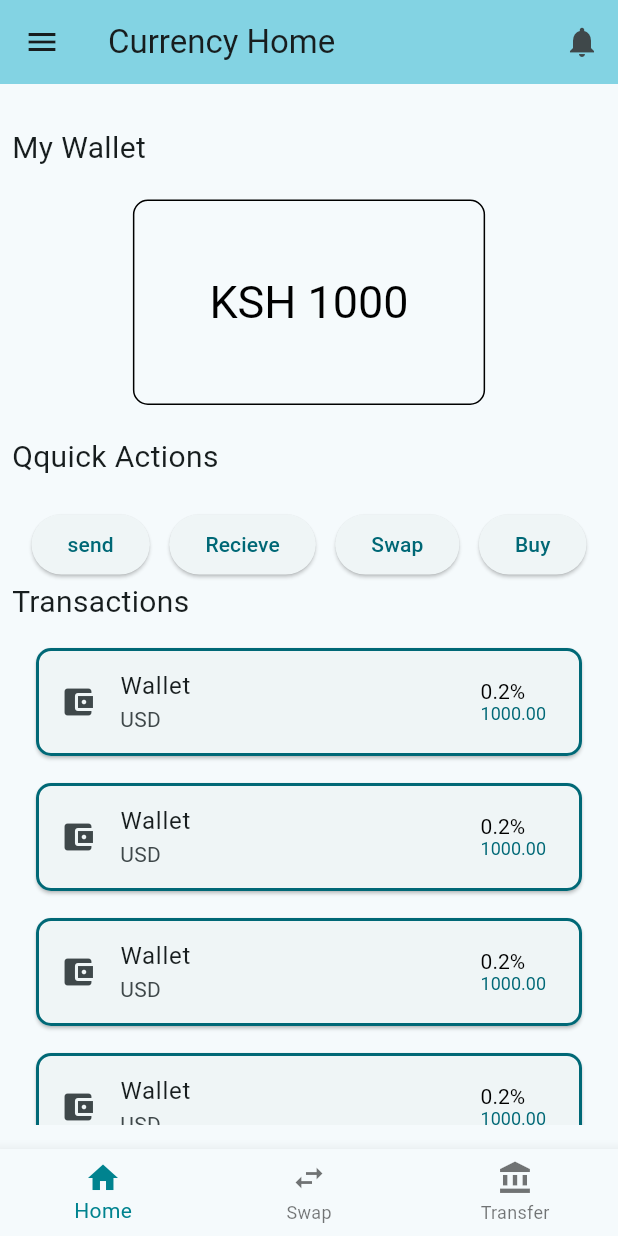
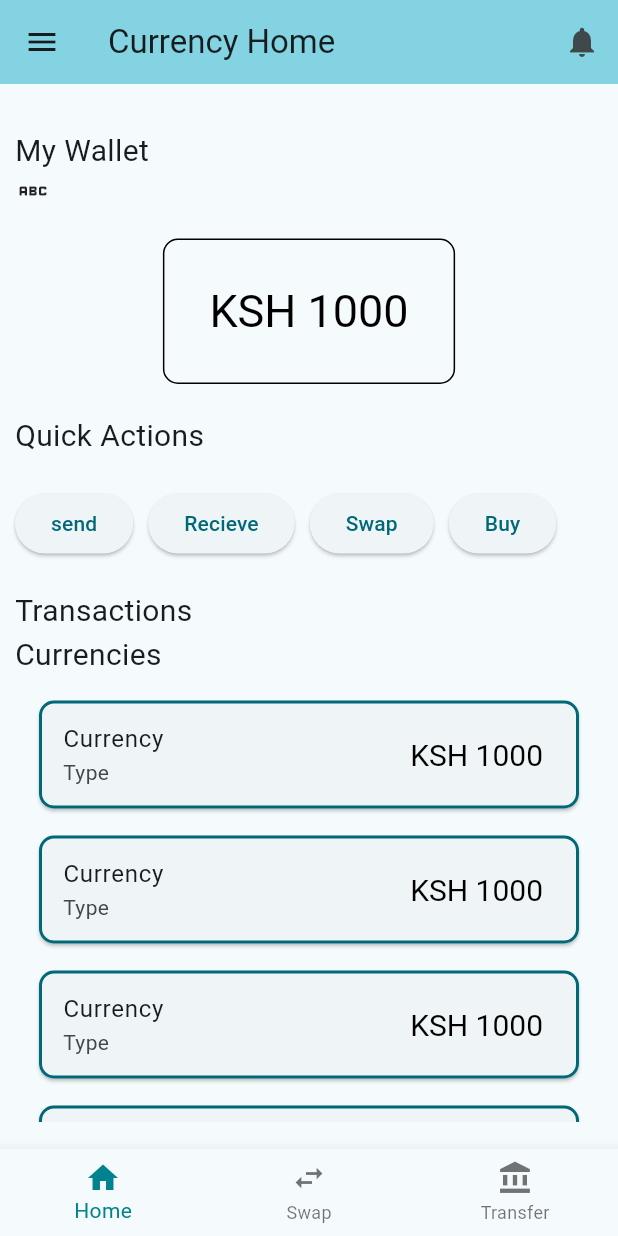
Before and after one commit to lavyne-owiti/currency_exchange, a Flutter app: the screen it shows after launch, on a phone screen of 412 x 824 dp. Run offline on Flutter 3.47's test engine with Material 3 defaults, Android fonts, the phone set to English and light mode, and no system bars; our stand-ins replace dio; network calls fail.

Commit message:
feat:currency exchange

```diff
--- a/lib/feature/currency_trade/presentation/screens/home_screen.dart
+++ b/lib/feature/currency_trade/presentation/screens/home_screen.dart
@@ -1,3 +1,7 @@
+import 'dart:developer';
+
+import 'package:currency_exchange_app/feature/currency_trade/data/remote_datasource.dart';
+import 'package:currency_exchange_app/feature/currency_trade/presentation/widgets/currency_widget.dart';
 import 'package:currency_exchange_app/feature/currency_trade/presentation/widgets/transactions_widget.dart';
 import 'package:flutter/material.dart';
 
@@ -9,12 +13,39 @@ class HomeScreen extends StatefulWidget {
 }
 
 class _HomeScreenState extends State<HomeScreen> {
+  List<String> currencies = [];
+  CurrencyService currencyService = CurrencyService();
+
+  Future<void> _fetchCurrencies() async {
+    try {
+      List<String> result = await currencyService.fetchCurrencies();
+      setState(() {
+        currencies = result;
+      });
+    } catch (error) {
+      print('Error fetching currencies: $error');
+    }
+  }
+
+  @override
+  void initState() {
+    _fetchCurrencies();
+    print('this currencies $currencies');
+    //  currencyService.fetchCurrencies.then((value) {
+    //     setState(() {
+    //       currencies = value;
+    //     });
+    //   });
+    super.initState();
+  }
+
   @override
   Widget build(BuildContext context) {
     return Scaffold(
       body: Padding(
-        padding: const EdgeInsets.all(8.0),
+        padding: const EdgeInsets.all(10),
         child: Column(
+          // mainAxisSize: MainAxisSize.min,
           crossAxisAlignment: CrossAxisAlignment.start,
           children: [
             SizedBox(height: 20),
@@ -22,10 +53,17 @@ class _HomeScreenState extends State<HomeScreen> {
               'My Wallet',
               style: TextStyle(fontSize: 20),
             ),
+            GestureDetector(
+              onTap: () {
+                _fetchCurrencies();
+                log('this currencies $currencies');
+              },
+              child: Icon(Icons.abc),
+            ),
             SizedBox(height: 20),
             Center(
               child: Container(
-                padding: EdgeInsets.all(50),
+                padding: EdgeInsets.all(30),
                 decoration: BoxDecoration(
                   border: Border.all(color: Colors.black),
                   borderRadius: BorderRadius.circular(10),
@@ -51,11 +89,13 @@ class _HomeScreenState extends State<HomeScreen> {
             ),
             SizedBox(height: 20),
             Text(
-              'Qquick Actions',
+              'Quick Actions',
               style: TextStyle(fontSize: 20),
             ),
             SizedBox(height: 20),
-            Row(
+            SingleChildScrollView(
+              scrollDirection: Axis.horizontal,
+              child: Row(
                 mainAxisAlignment: MainAxisAlignment.spaceEvenly,
                 children: [
                   ElevatedButton(
@@ -64,18 +104,21 @@ class _HomeScreenState extends State<HomeScreen> {
                     },
                     child: Text('send'),
                   ),
+                  SizedBox(width: 10),
                   ElevatedButton(
                     onPressed: () {
                       // Handle button press
                     },
                     child: Text('Recieve'),
                   ),
+                  SizedBox(width: 10),
                   ElevatedButton(
                     onPressed: () {
                       // Handle button press
                     },
                     child: Text('Swap'),
                   ),
+                  SizedBox(width: 10),
                   ElevatedButton(
                     onPressed: () {
                       // Handle button press
@@ -84,8 +127,12 @@ class _HomeScreenState extends State<HomeScreen> {
                   ),
                 ],
               ),
+            ),
+            SizedBox(height: 20),
             Text('Transactions', style: TextStyle(fontSize: 20)),
-            Expanded(child: TransactionWidget())
+            // Expanded(child: TransactionWidget()),
+            Text('Currencies', style: TextStyle(fontSize: 20)),
+            Expanded(child: CurrencyWidget()),
           ],
         ),
       ),
--- /dev/null
+++ b/lib/feature/currency_trade/presentation/widgets/currency_widget.dart
@@ -0,0 +1,80 @@
+import 'dart:developer';
+
+import 'package:currency_exchange_app/feature/currency_trade/data/remote_datasource.dart';
+import 'package:flutter/material.dart';
+
+class CurrencyWidget extends StatefulWidget {
+  const CurrencyWidget({super.key});
+
+  @override
+  State<CurrencyWidget> createState() => _CurrencyWidgetState();
+}
+
+class _CurrencyWidgetState extends State<CurrencyWidget> {
+  List<String> currencies = [];
+  CurrencyService currencyService = CurrencyService();
+
+  Future<void> _fetchCurrencies() async {
+    try {
+      List<String> result = await currencyService.fetchCurrencies();
+      setState(() {
+        currencies = result;
+      });
+       log('Fetched currencies: $currencies');
+    } catch (error) {
+      print('Error fetching currencies: $error');
+    }
+  }
+
+  @override
+  void initState() {
+    _fetchCurrencies();
+    log('this currencies $currencies');
+    super.initState();
+  }
+
+  @override
+  Widget build(BuildContext context) {
+    return Scaffold(
+      body: Padding(
+          padding: const EdgeInsets.all(8.0),
+          child: ListView.separated(
+            shrinkWrap: true,
+            separatorBuilder: (_, __) => const SizedBox(height: 10),
+            padding: const EdgeInsets.all(4.0),
+            itemCount: 10,
+            itemBuilder: (BuildContext context, int index) {
+              return Card(
+                  shape: RoundedRectangleBorder(
+                    borderRadius: BorderRadius.circular(10.0),
+                    side: BorderSide(
+                      color: Theme.of(context).colorScheme.primary,
+                      width: 2.0,
+                    ),
+                  ),
+                  child: ListTile(
+                    title: Text('Currency'),
+                    subtitle: Text('Type'),
+                    trailing: RichText(
+                        text: TextSpan(
+                      text: 'KSH',
+                      style: TextStyle(
+                        fontSize: 20,
+                        color: Colors.black,
+                      ),
+                      children: <TextSpan>[
+                        TextSpan(
+                          text: ' 1000',
+                          style: TextStyle(
+                            fontSize: 20,
+                            color: Colors.black,
+                          ),
+                        ),
+                      ],
+                    )),
+                  ));
+            },
+          )),
+    );
+  }
+}
--- a/lib/feature/currency_trade/presentation/widgets/transactions_widget.dart
+++ b/lib/feature/currency_trade/presentation/widgets/transactions_widget.dart
@@ -14,9 +14,11 @@ class _TransactionWidgetState extends State<TransactionWidget> {
       body: Padding(
           padding: const EdgeInsets.all(8.0),
           child: ListView.separated(
+            shrinkWrap: true,
+            scrollDirection: Axis.horizontal,
             separatorBuilder: (_, __) => const SizedBox(height: 10),
             padding: const EdgeInsets.all(4.0),
-            itemCount: 14,
+            itemCount: 10,
             itemBuilder: (BuildContext context, int index) {
               return Card(
                 shape: RoundedRectangleBorder(
@@ -26,26 +28,33 @@ class _TransactionWidgetState extends State<TransactionWidget> {
                     width: 2.0,
                   ),
                 ),
-                child: ListTile(
-                  leading: const Icon(Icons.account_balance_wallet),
-                  title: const Text('Wallet'),
-                  subtitle: const Text('USD'),
-                  trailing: RichText(
-                      text: TextSpan(
-                          text: '0.2%\n',
-                          style: TextStyle(color: Colors.black),
-                          children: [
-                        TextSpan(
-                          text: '1000.00',
-                          style: TextStyle(
-                            color: Theme.of(context).colorScheme.primary,
-                            fontSize: 12,
-                          ),
-                        ),
-                      ])),
-                  onTap: () {
-                    // Handle wallet tap
-                  },
+                child: Padding(
+                  padding: const EdgeInsets.all(15),
+                  child: Column(
+                    mainAxisSize: MainAxisSize.min,
+                    crossAxisAlignment: CrossAxisAlignment.start,
+                    children: [
+                      Text('Wallet'),
+                      const SizedBox(height: 5),
+                      Row(
+                        mainAxisAlignment: MainAxisAlignment.spaceBetween,
+                        children: [
+                          Text('USD'),
+                          SizedBox(width: 25),
+                          Text('1000.00')
+                        ],
+                      ),
+                      const SizedBox(height: 5),
+                      Row(
+                        mainAxisAlignment: MainAxisAlignment.spaceBetween,
+                        children: [
+                          Text('Rate'),
+                          SizedBox(width: 25),
+                          Text('0.2%'),
+                        ],
+                      ),
+                    ],
+                  ),
                 ),
               );
             },
--- a/pubspec.yaml
+++ b/pubspec.yaml
@@ -34,6 +34,7 @@ dependencies:
   # The following adds the Cupertino Icons font to your application.
   # Use with the CupertinoIcons class for iOS style icons.
   cupertino_icons: ^1.0.8
+  dio: ^5.0.0
 
 dev_dependencies:
   flutter_test:
```
Also changed, not shown: lib/feature/currency_trade/data/remote_datasource.dart (added, +21 -0 lines), lib/feature/currency_trade/presentation/screens/dashboard_screen.dart (+5 -5 lines), lib/feature/currency_trade/presentation/screens/swap_screen.dart (renamed from lib/feature/currency_trade/presentation/screens/currency_swap_screen.dart), lib/feature/currency_trade/presentation/screens/transaction_screen.dart (renamed from lib/feature/currency_trade/presentation/screens/transafer_screen.dart), pubspec.lock. Lines whose indentation alone changed are shown as unchanged.
